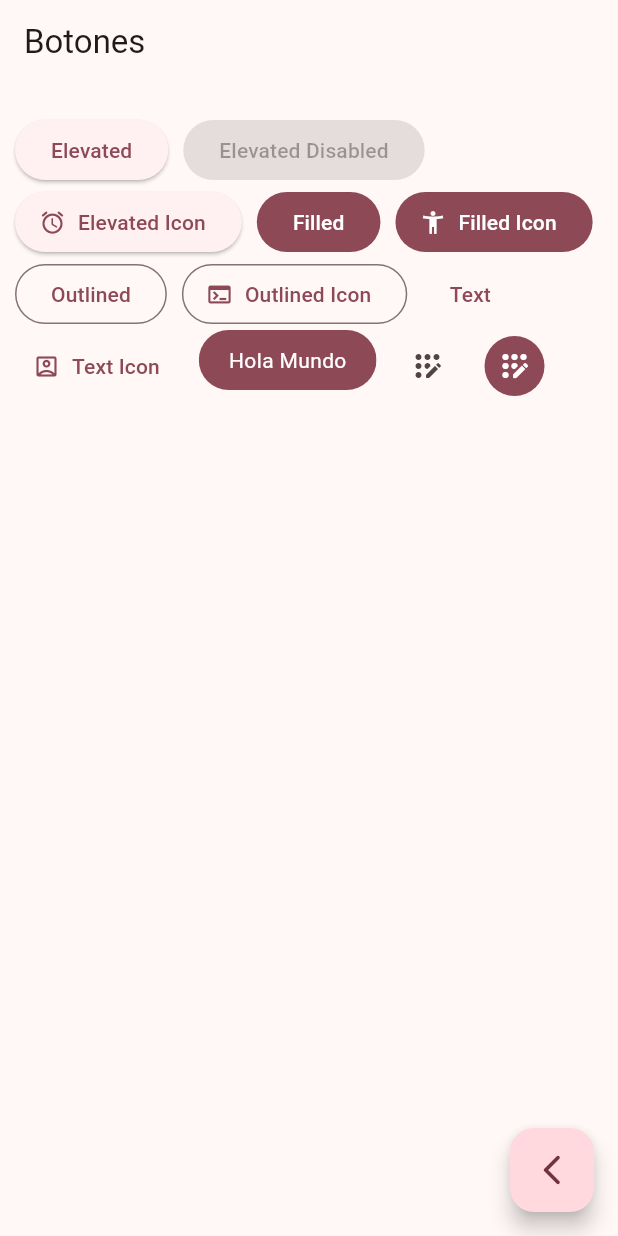
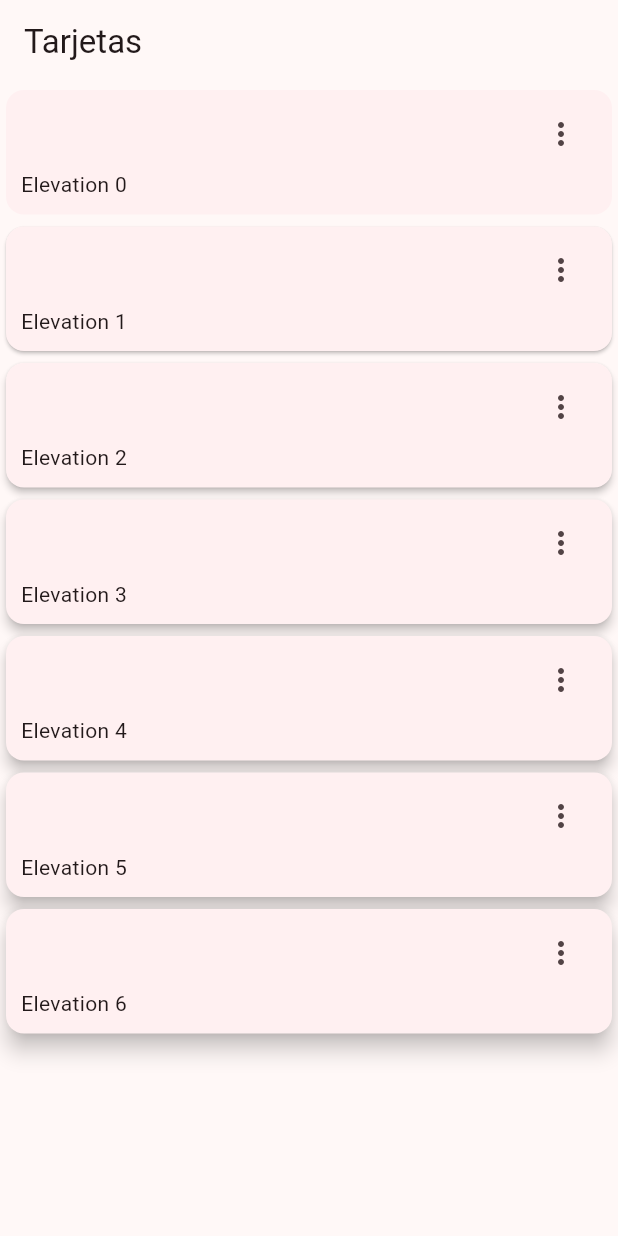
Before and after one commit to LuisferRojas14/WIDGETAPP, a Flutter app: the screen it shows after launch, on a phone screen of 412 x 824 dp. Run offline on Flutter 3.47's test engine with Material 3 defaults, Android fonts, the phone set to English and light mode, and no system bars; our stand-ins replace go_router.

Commit message:
1ra parte of cards

```diff
--- a/lib/config/router/app_router.dart
+++ b/lib/config/router/app_router.dart
@@ -3,7 +3,7 @@ import 'package:go_router/go_router.dart';
 import 'package:widgetsapp/presentation/screens/screens.dart';
 
 final appRouter = GoRouter(
-  initialLocation: '/buttons',
+  initialLocation: '/cards',
   routes: [
     GoRoute(
       path: '/',
--- a/lib/presentation/screens/cards/cards_screen.dart
+++ b/lib/presentation/screens/cards/cards_screen.dart
@@ -1,4 +1,14 @@
 import 'package:flutter/material.dart';
+
+const cards = <Map<String, dynamic>>[
+  {'elevation': 0.0, 'label': 'Elevation 0'},
+  {'elevation': 1.0, 'label': 'Elevation 1'},
+  {'elevation': 2.0, 'label': 'Elevation 2'},
+  {'elevation': 3.0, 'label': 'Elevation 3'},
+  {'elevation': 4.0, 'label': 'Elevation 4'},
+  {'elevation': 5.0, 'label': 'Elevation 5'},
+  {'elevation': 6.0, 'label': 'Elevation 6'},
+];
 
 class CardsScreen extends StatelessWidget {
   static const String name = 'cards_screen';
@@ -9,8 +19,58 @@ class CardsScreen extends StatelessWidget {
     return Scaffold(
       appBar: AppBar(
         title: const Text('Tarjetas'),
-    ),
-    body: const Placeholder(),
+      ),
+      body: const _CardsView(),
     );
   }
 }
+
+class _CardsView extends StatelessWidget {
+  const _CardsView();
+
+  @override
+  Widget build(BuildContext context) {
+    return SingleChildScrollView(
+      child: Column(
+        children: [
+          ...cards.map(
+            (card) =>
+                _CardTypel(label: card['label'], elevation: card['elevation']),
+          )
+        ],
+      ),
+    );
+  }
+}
+
+class _CardTypel extends StatelessWidget {
+  final String label;
+  final double elevation;
+
+  const _CardTypel({required this.label, required this.elevation});
+
+  @override
+  Widget build(BuildContext context) {
+    return Card(
+      elevation: elevation,
+      child: Padding(
+        padding: const EdgeInsets.fromLTRB(10, 5, 10, 10),
+        child: Column(
+          children: [
+            Align(
+              alignment: Alignment.topRight,
+              child: IconButton(
+                icon: const Icon(Icons.more_vert_outlined),
+                onPressed: () {},
+              ),
+            ),
+            Align(
+              alignment: Alignment.bottomLeft,
+              child: Text(label),
+            )
+          ],
+        ),
+      ),
+    );
+  }
+}
```
